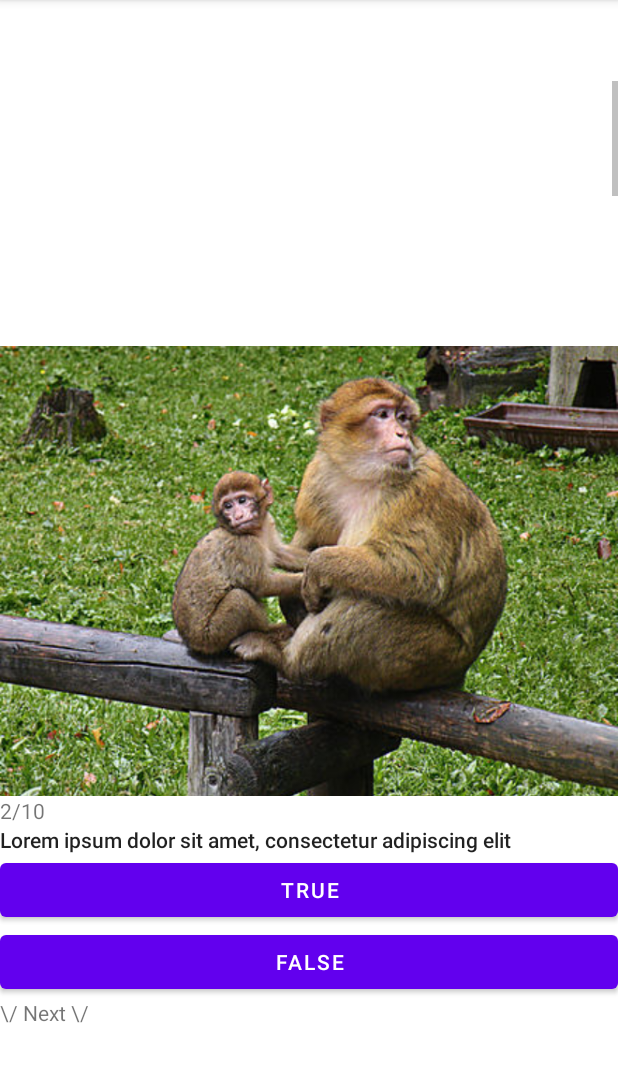
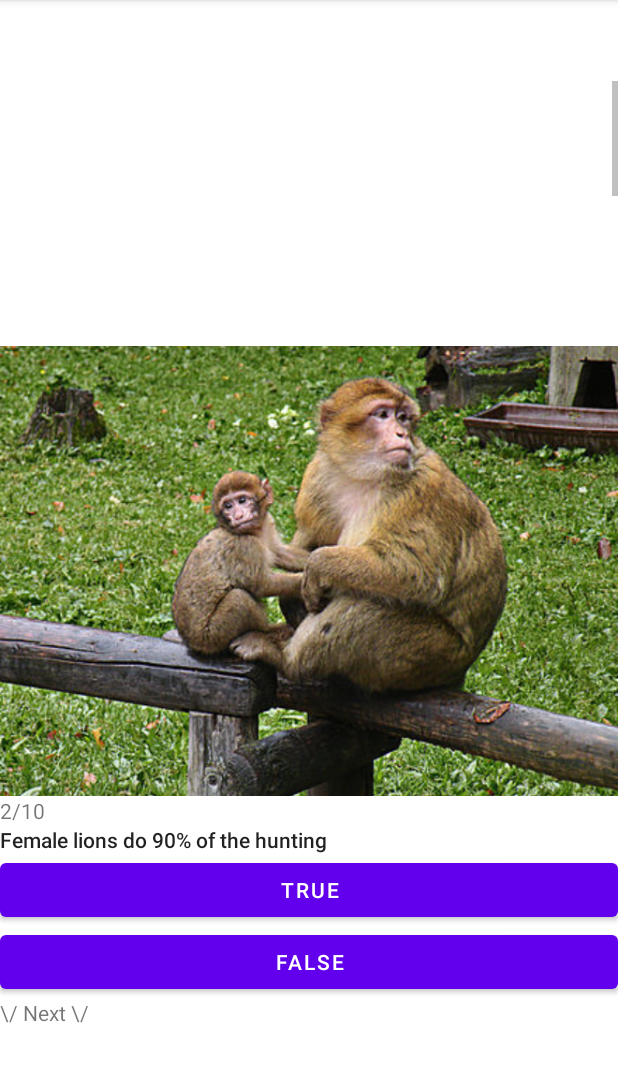
Before and after one commit to Slunchi/Team12HW1, an Android app: the screen it shows after launch (MainActivity), scrolled down 537 dp, on a phone screen of 412 x 824 dp, the part 84-1166 px from its top. Run offline under Robolectric (Android 15) with nearby library versions, the phone set to English and light mode, and no system bars.

Commit message:
Update strings.xml
Updated string values and commented whether question is true or not

```diff
--- a/app/src/main/res/values/strings.xml
+++ b/app/src/main/res/values/strings.xml
@@ -1,23 +1,23 @@
 <resources>
     <string name="app_name">True or False</string>\
     <string name="q1">1/10</string>
-    <string name="animal1">There is a species of monkey native to Europe</string>
+    <string name="animal1">This is a species of monkey native to Europe</string>
     <string name="q2">2/10</string>
-    <string name="animal2">Lorem ipsum dolor sit amet, consectetur adipiscing elit</string>
+    <string name="animal2">Female lions do 90% of the hunting</string> // True
     <string name="q3">3/10</string>
-    <string name="animal3">Lorem ipsum dolor sit amet, consectetur adipiscing elit</string>
+    <string name="animal3">An ostrich\'s eye is larger than its brain</string> // True
     <string name="q4">4/10</string>
-    <string name="animal4">Lorem ipsum dolor sit amet, consectetur adipiscing elit</string>
+    <string name="animal4">The alligator has the strongest bite of any animal</string> // False
     <string name="q5">5/10</string>
-    <string name="animal5">Lorem ipsum dolor sit amet, consectetur adipiscing elit</string>
+    <string name="animal5">A flea can jump up to 300x its body length</string> // False
     <string name="q6">6/10</string>
-    <string name="animal6">Lorem ipsum dolor sit amet, consectetur adipiscing elit</string>
+    <string name="animal6">At birth, kangaroos are only an inch long</string> // True
     <string name="q7">7/10</string>
-    <string name="animal7">Lorem ipsum dolor sit amet, consectetur adipiscing elit</string>
+    <string name="animal7">Just under half of all pigs in the world can be found in China</string> // False
     <string name="q8">8/10</string>
-    <string name="animal8">Lorem ipsum dolor sit amet, consectetur adipiscing elit</string>
+    <string name="animal8">A woodpecker can peck 20 times per second</string> // True
     <string name="q9">9/10</string>
-    <string name="animal9">Lorem ipsum dolor sit amet, consectetur adipiscing elit</string>
+    <string name="animal9">Koala\'s fingerprints look nearly identical to those of humans</string> // True
     <string name="q10">10/10</string>
-    <string name="animal10">Lorem ipsum dolor sit amet, consectetur adipiscing elit</string>
+    <string name="animal10">Sheep can recognize human faces</string> // True
 </resources>
```
